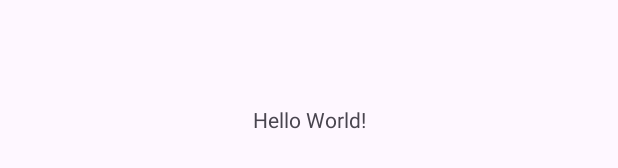
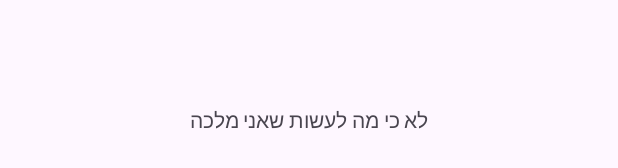
Before and after one commit to GuyGedalya/NetflixOG_4, an Android app: the layout activity_main.xml on its own in the app's theme, with its tools: preview values and no code run, on a phone screen of 412 x 824 dp. Shown: the part 499-667 px from the top of the screen. Run offline under Robolectric (Android 15) with nearby library versions, the light colour scheme and no system bars.

Commit message:
כיףכיףכיף

```diff
--- a/NOG_Android/app/src/main/res/layout/activity_main.xml
+++ b/NOG_Android/app/src/main/res/layout/activity_main.xml
@@ -10,7 +10,7 @@
     <TextView
         android:layout_width="wrap_content"
         android:layout_height="wrap_content"
-        android:text="Hello World!"
+        android:text="לא כי מה לעשות שאני מלכה"
         app:layout_constraintBottom_toBottomOf="parent"
         app:layout_constraintEnd_toEndOf="parent"
         app:layout_constraintStart_toStartOf="parent"
```
Also changed, not shown: 1 other file.
